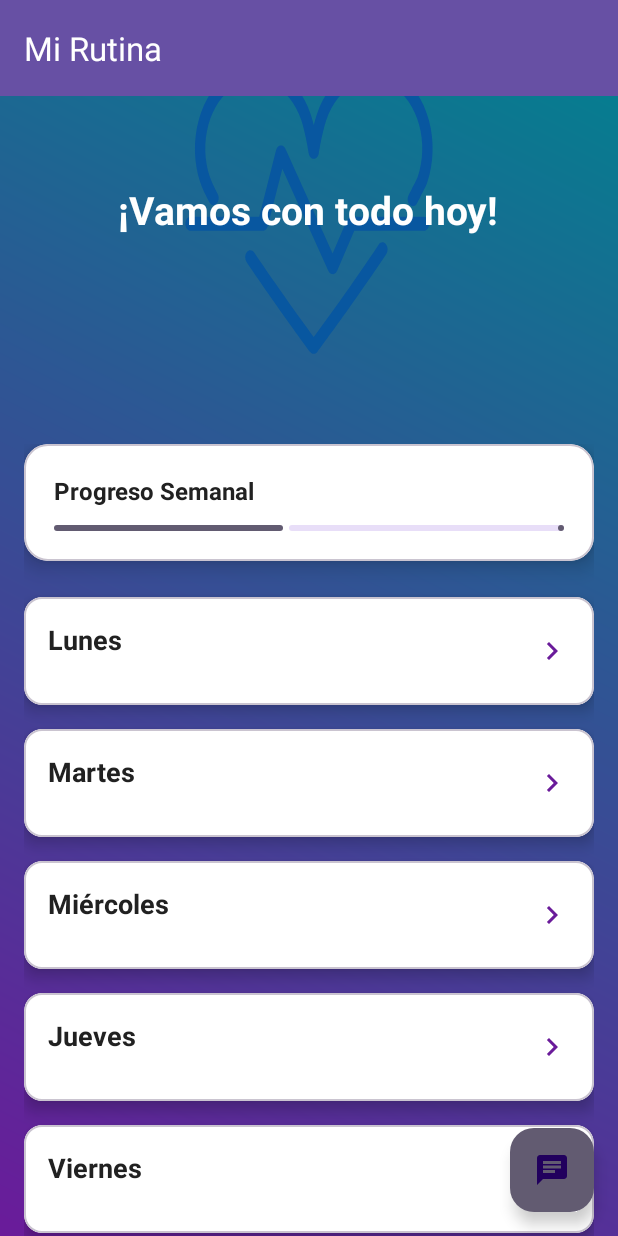
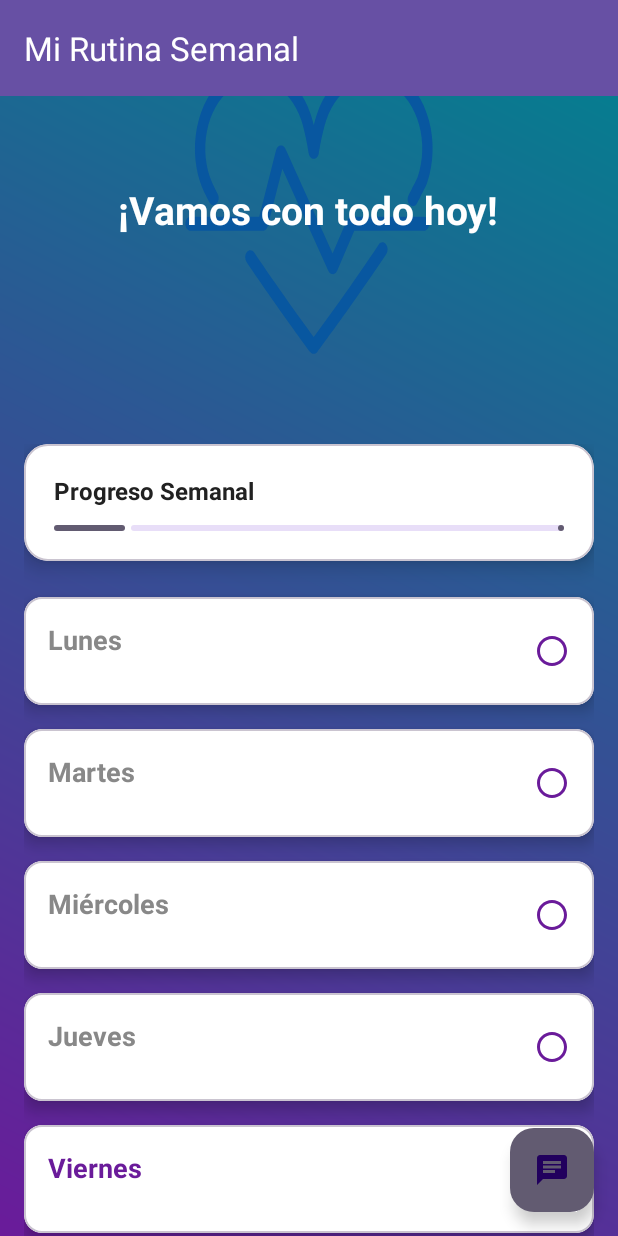
Before and after one commit to CapiArpan/GymApp, an Android app: the HomeActivity screen opened directly, with no data from a screen before it, on a phone screen of 412 x 824 dp. Run offline under Robolectric (Android 15) with nearby library versions, the light colour scheme and no system bars.

Commit message:
Funcionalidad completa: progreso semanal, íconos dinámicos y navegación por días

```diff
--- a/app/src/main/java/com/unidad/gymapp/DayAdapter.java
+++ b/app/src/main/java/com/unidad/gymapp/DayAdapter.java
@@ -2,12 +2,15 @@
 
 import android.content.Context;
 import android.content.Intent;
+import android.content.SharedPreferences;
+import android.graphics.Color;
 import android.view.LayoutInflater;
 import android.view.View;
 import android.view.ViewGroup;
 import android.widget.ImageView;
 import android.widget.TextView;
 
+import androidx.core.content.ContextCompat;
 import androidx.recyclerview.widget.RecyclerView;
 
 import java.util.List;
@@ -33,6 +36,22 @@
     public void onBindViewHolder(DayViewHolder holder, int position) {
         Day day = days.get(position);
         holder.tvDayName.setText(day.name);
+
+        // ✅ Verificar si el día fue completado
+        String key = day.name.toLowerCase() + "_completado"; // ej: "lunes_completado"
+        SharedPreferences prefs = context.getSharedPreferences("ProgressPrefs", Context.MODE_PRIVATE);
+        boolean completado = prefs.getBoolean(key, false);
+
+        // ✅ Cambiar color o ícono si está completado
+        if (completado) {
+            holder.tvDayName.setTextColor(ContextCompat.getColor(context, R.color.md_primary));
+            holder.ivDayIcon.setImageResource(R.drawable.ic_check_circle); // usa un ícono de check
+        } else {
+            holder.tvDayName.setTextColor(Color.GRAY);
+            holder.ivDayIcon.setImageResource(R.drawable.ic_circle_outline); // ícono neutral
+        }
+
+        // Navegación al día
         holder.itemView.setOnClickListener(v ->
                 context.startActivity(new Intent(context, day.activityClass))
         );
--- a/app/src/main/java/com/unidad/gymapp/HomeActivity.java
+++ b/app/src/main/java/com/unidad/gymapp/HomeActivity.java
@@ -1,8 +1,10 @@
 package com.unidad.gymapp;
 
 import android.content.Intent;
+import android.content.SharedPreferences;
 import android.net.Uri;
 import android.os.Bundle;
+import android.widget.Toast;
 
 import androidx.appcompat.app.AppCompatActivity;
 import androidx.appcompat.widget.Toolbar;
@@ -11,6 +13,7 @@
 
 import com.airbnb.lottie.LottieAnimationView;
 import com.google.android.material.appbar.CollapsingToolbarLayout;
+import com.google.android.material.button.MaterialButton;
 import com.google.android.material.floatingactionbutton.FloatingActionButton;
 import com.google.android.material.progressindicator.LinearProgressIndicator;
 
@@ -24,6 +27,7 @@
     private RecyclerView rvDays;
     private FloatingActionButton fabChat;
     private LinearProgressIndicator progressWeekly;
+    private MaterialButton btnLogout;
 
     @Override
     protected void onCreate(Bundle savedInstanceState) {
@@ -39,10 +43,10 @@
         animationView = findViewById(R.id.homeAnimation);
         animationView.setSpeed(1.2f);
 
-        // Progreso Semanal
+        // Progreso Semanal real
         progressWeekly = findViewById(R.id.progressWeekly);
         progressWeekly.setMax(100);
-        progressWeekly.setProgress(45, true); // Ejemplo: 45%
+        progressWeekly.setProgress(calcularProgreso(), true);
 
         // RecyclerView de días
         rvDays = findViewById(R.id.rvDays);
@@ -54,10 +58,23 @@
         fabChat.setOnClickListener(v -> {
             String phone = "+56977193187";
             String msg = "Hola profe, necesito ayuda con mi rutina.";
-            String url = "https://wa.me/"
-                    + phone.replace("+", "")
-                    + "?text=" + Uri.encode(msg);
+            String url = "https://wa.me/" + phone.replace("+", "") + "?text=" + Uri.encode(msg);
             startActivity(new Intent(Intent.ACTION_VIEW, Uri.parse(url)));
+        });
+
+        // Botón de cerrar sesión
+        btnLogout = findViewById(R.id.btnLogout);
+        btnLogout.setOnClickListener(v -> {
+            // Borrar sesión y progreso
+            getSharedPreferences("LoginPrefs", MODE_PRIVATE).edit().clear().apply();
+            getSharedPreferences("ProgressPrefs", MODE_PRIVATE).edit().clear().apply();
+
+            Toast.makeText(this, "Sesión cerrada", Toast.LENGTH_SHORT).show();
+
+            Intent intent = new Intent(HomeActivity.this, LoginActivity.class);
+            intent.addFlags(Intent.FLAG_ACTIVITY_CLEAR_TOP | Intent.FLAG_ACTIVITY_NEW_TASK);
+            startActivity(intent);
+            finish();
         });
     }
 
@@ -72,4 +89,19 @@
         days.add(new Day("Domingo", SundayActivity.class));
         return days;
     }
+
+    private int calcularProgreso() {
+        SharedPreferences prefs = getSharedPreferences("ProgressPrefs", MODE_PRIVATE);
+        int completados = 0;
+
+        if (prefs.getBoolean("lunes_completado", false)) completados++;
+        if (prefs.getBoolean("martes_completado", false)) completados++;
+        if (prefs.getBoolean("miércoles_completado", false)) completados++;
+        if (prefs.getBoolean("jueves_completado", false)) completados++;
+        if (prefs.getBoolean("viernes_completado", false)) completados++;
+        if (prefs.getBoolean("sábado_completado", false)) completados++;
+        if (prefs.getBoolean("domingo_completado", false)) completados++;
+
+        return (int) ((completados / 7.0) * 100);
+    }
 }
--- a/app/src/main/java/com/unidad/gymapp/LoginActivity.java
+++ b/app/src/main/java/com/unidad/gymapp/LoginActivity.java
@@ -1,6 +1,7 @@
 package com.unidad.gymapp;
 
 import android.content.Intent;
+import android.content.SharedPreferences;
 import android.os.Bundle;
 import android.widget.Toast;
 import androidx.appcompat.app.AppCompatActivity;
@@ -26,8 +27,12 @@
             String pass = etPassword.getText() != null ? etPassword.getText().toString() : "";
 
             if (user.equals("profesor") && pass.equals("buentrabajo7")) {
+                SharedPreferences prefs = getSharedPreferences("LoginPrefs", MODE_PRIVATE);
+                prefs.edit().putBoolean("isLoggedIn", true).apply();
+
                 startActivity(new Intent(this, HomeActivity.class));
                 finish();
+                return;
             } else {
                 Toast.makeText(this,
                         "Usuario o contraseña incorrectos",
--- a/app/src/main/java/com/unidad/gymapp/ThursdayActivity.java
+++ b/app/src/main/java/com/unidad/gymapp/ThursdayActivity.java
@@ -1,6 +1,7 @@
 package com.unidad.gymapp;
 
 import android.content.Intent;
+import android.content.SharedPreferences;
 import android.os.Bundle;
 import android.widget.Button;
 
@@ -17,6 +18,10 @@
 
         btnBackToMenu = findViewById(R.id.btnBackToMenu);
         btnBackToMenu.setOnClickListener(v -> navigateHome());
+
+        // ✅ Registrar progreso del jueves como completado
+        SharedPreferences progressPrefs = getSharedPreferences("ProgressPrefs", MODE_PRIVATE);
+        progressPrefs.edit().putBoolean("jueves_completado", true).apply();
     }
 
     private void navigateHome() {
--- a/app/src/main/java/com/unidad/gymapp/TuesdayActivity.java
+++ b/app/src/main/java/com/unidad/gymapp/TuesdayActivity.java
@@ -1,6 +1,7 @@
 package com.unidad.gymapp;
 
 import android.content.Intent;
+import android.content.SharedPreferences;
 import android.os.Bundle;
 import android.widget.Button;
 import android.widget.TextView;
@@ -21,6 +22,10 @@
 
         // Configurar los textos según el día martes
         setupTuesdayContent();
+
+        // ✅ Registrar progreso del martes como completado
+        SharedPreferences progressPrefs = getSharedPreferences("ProgressPrefs", MODE_PRIVATE);
+        progressPrefs.edit().putBoolean("martes_completado", true).apply();
     }
 
     private void setupTuesdayContent() {
@@ -48,7 +53,6 @@
         TextView tvVegDesc = findViewById(R.id.tvVegDesc);
         TextView tvDuration = findViewById(R.id.tvDuration);
 
-        // Configurar contenido para el martes (ejemplo: día de descanso activo o cardio)
         tvTitle.setText("Martes · Active Rest");
         tvSubtitle.setText("Cardio · Movilidad · Core · 40-50 min");
         tvWarmupTitle.setText("Calentamiento (5 min)");
--- a/app/src/main/java/com/unidad/gymapp/WednesdayActivity.java
+++ b/app/src/main/java/com/unidad/gymapp/WednesdayActivity.java
@@ -1,6 +1,7 @@
 package com.unidad.gymapp;
 
 import android.content.Intent;
+import android.content.SharedPreferences;
 import android.os.Bundle;
 import android.widget.Button;
 
@@ -16,8 +17,11 @@
         setContentView(R.layout.activity_wednesday);
 
         btnBackToMenu = findViewById(R.id.btnBackToMenu);
+        btnBackToMenu.setOnClickListener(v -> navigateHome());
 
-        btnBackToMenu.setOnClickListener(v -> navigateHome());
+        // ✅ Registrar progreso del miércoles como completado
+        SharedPreferences progressPrefs = getSharedPreferences("ProgressPrefs", MODE_PRIVATE);
+        progressPrefs.edit().putBoolean("miércoles_completado", true).apply();
     }
 
     private void navigateHome() {
--- /dev/null
+++ b/app/src/main/res/drawable/ic_check_circle.xml
@@ -0,0 +1,9 @@
+<vector xmlns:android="http://schemas.android.com/apk/res/android"
+    android:width="24dp"
+    android:height="24dp"
+    android:viewportWidth="24"
+    android:viewportHeight="24">
+    <path
+        android:fillColor="#4CAF50"
+        android:pathData="M12,2C6.48,2 2,6.48 2,12s4.48,10 10,10 10,-4.48 10,-10S17.52,2 12,2zM10,17l-5,-5 1.41,-1.41L10,14.17l7.59,-7.59L19,8l-9,9z"/>
+</vector>
--- /dev/null
+++ b/app/src/main/res/drawable/ic_circle_outline.xml
@@ -0,0 +1,9 @@
+<vector xmlns:android="http://schemas.android.com/apk/res/android"
+    android:width="24dp"
+    android:height="24dp"
+    android:viewportWidth="24"
+    android:viewportHeight="24">
+    <path
+        android:fillColor="#BDBDBD"
+        android:pathData="M12,2C6.48,2 2,6.48 2,12s4.48,10 10,10 10,-4.48 10,-10S17.52,2 12,2zM12,20c-4.41,0 -8,-3.59 -8,-8s3.59,-8 8,-8 8,3.59 8,8 -3.59,8 -8,8z"/>
+</vector>
--- a/app/src/main/res/layout/activity_home.xml
+++ b/app/src/main/res/layout/activity_home.xml
@@ -55,7 +55,7 @@
                 android:layout_width="match_parent"
                 android:layout_height="?attr/actionBarSize"
                 android:background="?attr/colorPrimary"
-                app:title="Mi Rutina"
+                app:title="Mi Rutina Semanal"
                 app:titleTextColor="@color/md_on_primary"
                 app:layout_collapseMode="pin"/>
         </com.google.android.material.appbar.CollapsingToolbarLayout>
@@ -113,6 +113,16 @@
                 android:id="@+id/rvDays"
                 android:layout_width="match_parent"
                 android:layout_height="wrap_content"/>
+
+            <com.google.android.material.button.MaterialButton
+                android:id="@+id/btnLogout"
+                android:layout_width="match_parent"
+                android:layout_height="wrap_content"
+                android:text="Cerrar sesión"
+                android:layout_marginTop="24dp"
+                android:backgroundTint="?attr/colorError"
+                android:textColor="@android:color/white"/>
+
         </LinearLayout>
     </androidx.core.widget.NestedScrollView>
 
```
Also changed, not shown: app/src/main/java/com/unidad/gymapp/FridayActivity.java (+6 -2 lines), app/src/main/java/com/unidad/gymapp/MondayActivity.java (+6 -7 lines), app/src/main/java/com/unidad/gymapp/SaturdayActivity.java (+6 -2 lines), app/src/main/java/com/unidad/gymapp/SundayActivity.java (+7 -1 lines), 1 other file.
